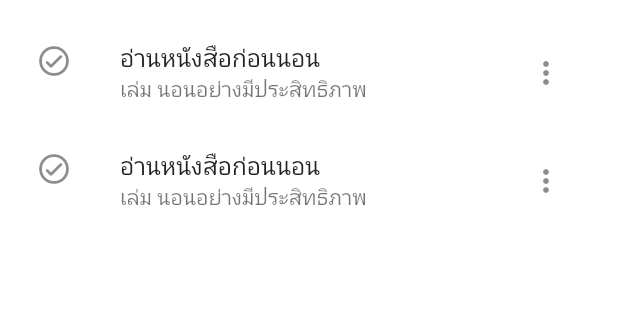
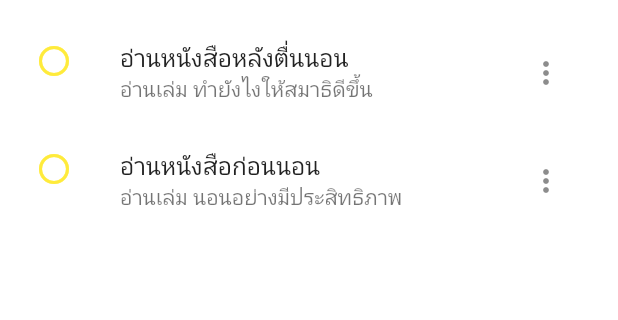
Before and after one commit to PattaraponLertratananont/flutter_todo, a Flutter app: the screen it shows after launch, on a phone screen of 412 x 824 dp, the part 598-918 px from its top. Run offline on Flutter 3.47's test engine with Material 2 defaults, Android fonts, the phone set to English and light mode, and no system bars; our stand-ins replace google_fonts; Roboto replaces fonts that are missing (Kanit).

Commit message:
get todo form service

```diff
--- /dev/null
+++ b/lib/models/todo_model.dart
@@ -0,0 +1,24 @@
+class Todo {
+  late String topic;
+  late String msg;
+  late bool complete;
+
+  Todo({
+    required this.topic,
+    required this.msg,
+    required this.complete,
+  });
+
+  Todo.fromJson(Map<String, dynamic> json) {
+    topic = json['topic'];
+    msg = json['msg'];
+    complete = json['complete'];
+  }
+  Map<String, dynamic> toJson() {
+    final _data = <String, dynamic>{};
+    _data['topic'] = topic;
+    _data['msg'] = msg;
+    _data['complete'] = complete;
+    return _data;
+  }
+}
--- a/lib/screens/home.dart
+++ b/lib/screens/home.dart
@@ -1,5 +1,7 @@
 import 'package:flutter/material.dart';
+import 'package:todo/models/todo_model.dart';
 import 'package:todo/screens/new_todo.dart';
+import 'package:todo/service/mock_todo.dart';
 import 'package:todo/widgets/title_bar.dart';
 
 class HomeScreen extends StatefulWidget {
@@ -10,6 +12,21 @@ class HomeScreen extends StatefulWidget {
 }
 
 class _HomeScreenState extends State<HomeScreen> {
+  List<Todo> todos = [];
+
+  @override
+  void initState() {
+    super.initState();
+    setTodo();
+  }
+
+  setTodo() async {
+    final _todos = await MockTodo.getTodo();
+    setState(() {
+      todos = _todos;
+    });
+  }
+
   @override
   Widget build(BuildContext context) {
     return Scaffold(
@@ -47,17 +64,25 @@ class _HomeScreenState extends State<HomeScreen> {
                     Container(
                       child: ListView.builder(
                         padding: EdgeInsets.zero,
-                        itemCount: 2,
+                        itemCount: todos.length,
                         shrinkWrap: true,
                         itemBuilder: (context, index) {
                           return ListTile(
                             contentPadding: EdgeInsets.zero,
-                            leading: Icon(Icons.check_circle_outline_rounded),
+                            leading: todos[index].complete
+                                ? Icon(
+                                    Icons.check_circle_outline_rounded,
+                                    color: Colors.green,
+                                  )
+                                : Icon(
+                                    Icons.panorama_fish_eye,
+                                    color: Colors.yellow,
+                                  ),
                             title: Text(
-                              "อ่านหนังสือก่อนนอน",
+                              todos[index].topic,
                             ),
                             subtitle: Text(
-                              "เล่ม นอนอย่างมีประสิทธิภาพ",
+                              todos[index].msg,
                             ),
                             trailing: IconButton(
                               icon: Icon(Icons.more_vert),
--- /dev/null
+++ b/lib/service/mock_todo.dart
@@ -0,0 +1,21 @@
+import 'package:todo/models/todo_model.dart';
+
+class MockTodo {
+  static List<Todo> todos = [
+    Todo(
+      topic: "อ่านหนังสือหลังตื่นนอน",
+      msg: "อ่านเล่ม ทำยังไงให้สมาธิดีขึ้น",
+      complete: false,
+    ),
+    Todo(
+      topic: "อ่านหนังสือก่อนนอน",
+      msg: "อ่านเล่ม นอนอย่างมีประสิทธิภาพ",
+      complete: false,
+    ),
+  ];
+
+  static Future<List<Todo>> getTodo() async {
+    await Future.delayed(Duration(milliseconds: 200));
+    return todos;
+  }
+}
```
